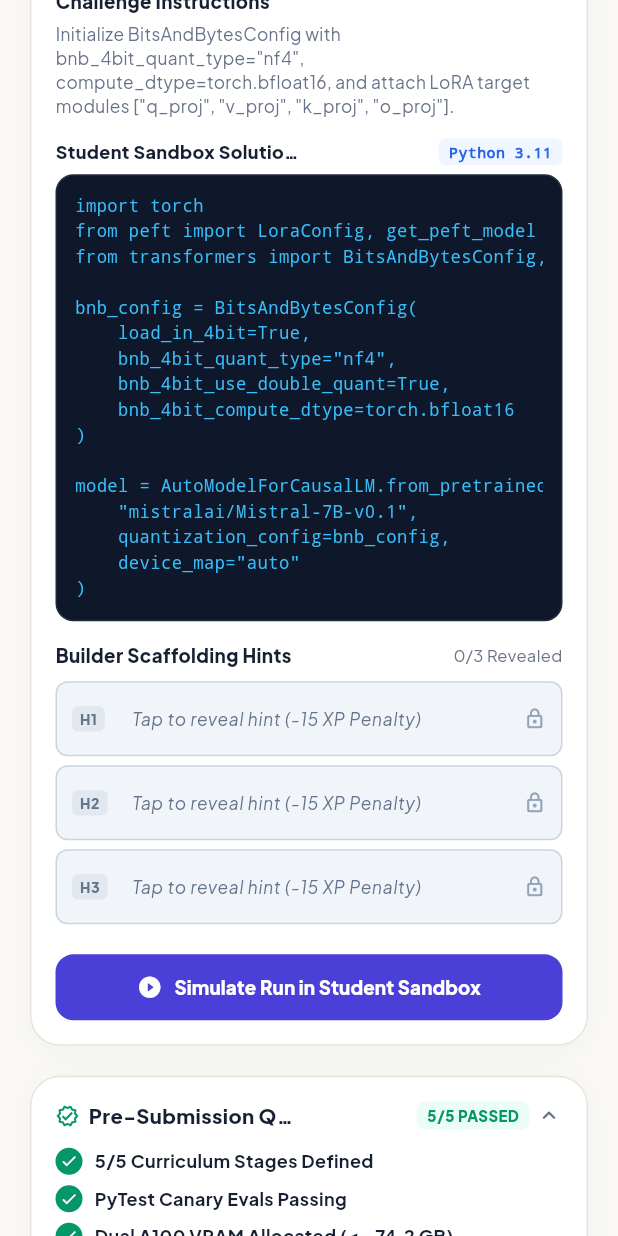
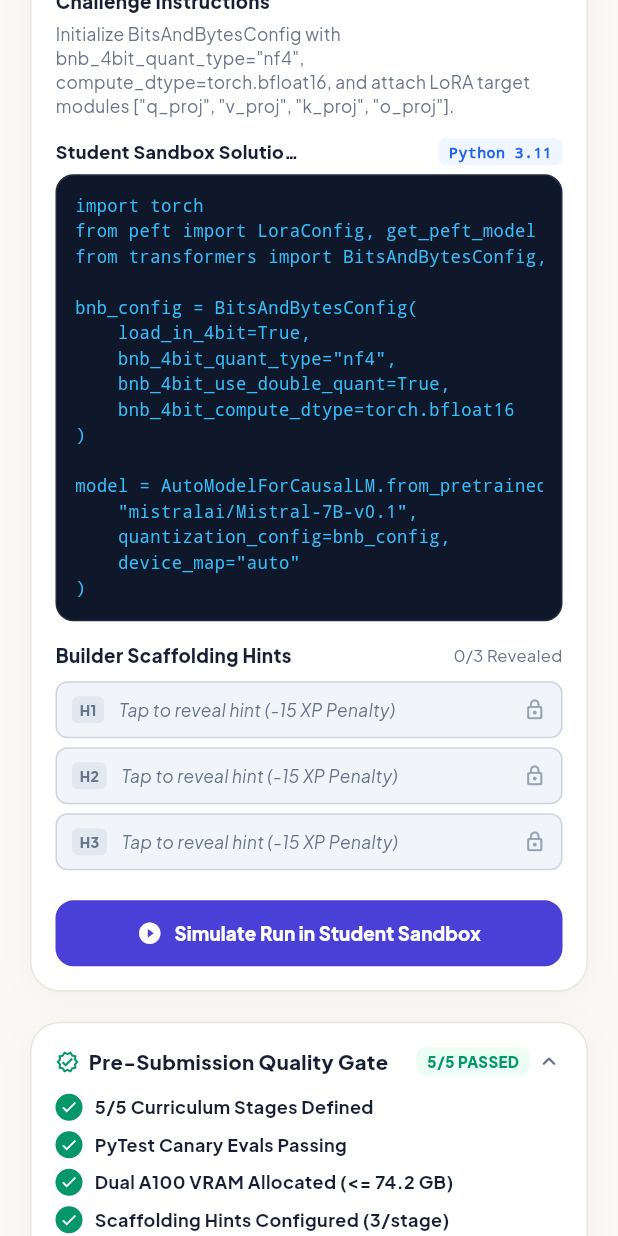
Before and after one commit to MinahilAyaz/New_YOUNG_VIP, a Flutter app: the LabPreviewView screen opened directly, scrolled down 576 dp, on a phone screen of 412 x 824 dp. Run offline on Flutter 3.47's test engine with Material 3 defaults, Android fonts, the phone set to English and light mode, and no system bars; our stand-ins replace google_fonts.

Commit message:
fix(lab_preview): fix flex layout overflow and test suite in LabPreviewView

```diff
--- a/lib/views/lab_preview_view.dart
+++ b/lib/views/lab_preview_view.dart
@@ -465,11 +465,7 @@ tradeoffs = {
       mainAxisAlignment: MainAxisAlignment.spaceBetween,
       crossAxisAlignment: CrossAxisAlignment.center,
       children: [
-        Flexible(
-          child: FittedBox(
-            fit: BoxFit.scaleDown,
-            alignment: Alignment.centerLeft,
-            child: Row(
+        Row(
           mainAxisSize: MainAxisSize.min,
           children: [
             GestureDetector(
@@ -509,8 +505,6 @@ tradeoffs = {
             ),
             const YoungVipWordmark(),
           ],
-            ),
-          ),
         ),
         const SizedBox(width: 8.0),
         // Staging Status Badge
@@ -1183,13 +1177,26 @@ tradeoffs = {
                           ? const Color(0xFFE2E8F0)
                           : const Color(0xFFCBD5E1)),
                 ),
-                child: ListTile(
-                  dense: true,
-                  contentPadding: const EdgeInsets.symmetric(
-                      horizontal: 10.0, vertical: 0.0),
-                  leading: Container(
+                child: InkWell(
+                  onTap: () {
+                    HapticFeedback.selectionClick();
+                    setState(() {
+                      if (isRevealed) {
+                        _revealedHints.remove(idx);
+                      } else {
+                        _revealedHints.add(idx);
+                      }
+                    });
+                  },
+                  borderRadius: BorderRadius.circular(8.0),
+                  child: Padding(
                     padding: const EdgeInsets.symmetric(
-                        horizontal: 5.0, vertical: 1.5),
+                        horizontal: 10.0, vertical: 9.0),
+                    child: Row(
+                      children: [
+                        Container(
+                          padding: const EdgeInsets.symmetric(
+                              horizontal: 5.0, vertical: 2.0),
                           decoration: BoxDecoration(
                             color: isRevealed
                                 ? AppColors.bananiLavender
@@ -1207,7 +1214,9 @@ tradeoffs = {
                             ),
                           ),
                         ),
-                  title: isRevealed
+                        const SizedBox(width: 10.0),
+                        Expanded(
+                          child: isRevealed
                               ? Text(
                                   hints[idx],
                                   style: const TextStyle(
@@ -1224,7 +1233,9 @@ tradeoffs = {
                                     fontStyle: FontStyle.italic,
                                   ),
                                 ),
-                  trailing: Icon(
+                        ),
+                        const SizedBox(width: 8.0),
+                        Icon(
                           isRevealed
                               ? Icons.lock_open_rounded
                               : Icons.lock_outline_rounded,
@@ -1233,16 +1244,9 @@ tradeoffs = {
                               ? AppColors.bananiPrimary
                               : const Color(0xFF94A3B8),
                         ),
-                  onTap: () {
-                    HapticFeedback.selectionClick();
-                    setState(() {
-                      if (isRevealed) {
-                        _revealedHints.remove(idx);
-                      } else {
-                        _revealedHints.add(idx);
-                      }
-                    });
-                  },
+                      ],
+                    ),
+                  ),
                 ),
               ),
             );
@@ -1568,15 +1572,11 @@ tradeoffs = {
             },
             behavior: HitTestBehavior.opaque,
             child: Row(
-              mainAxisAlignment: MainAxisAlignment.spaceBetween,
-              children: [
+              children: [
+                const Icon(Icons.verified_outlined,
+                    size: 16.0, color: Color(0xFF059669)),
+                const SizedBox(width: 6.0),
                 const Expanded(
-                  child: Row(
-                    children: [
-                      Icon(Icons.verified_outlined,
-                          size: 16.0, color: Color(0xFF059669)),
-                      SizedBox(width: 6.0),
-                      Expanded(
                   child: Text(
                     'Pre-Submission Quality Gate',
                     style: TextStyle(
@@ -1588,15 +1588,8 @@ tradeoffs = {
                     overflow: TextOverflow.ellipsis,
                   ),
                 ),
-                    ],
-                  ),
-                ),
                 const SizedBox(width: 8.0),
-                Flexible(
-                  child: FittedBox(
-                    fit: BoxFit.scaleDown,
-                    alignment: Alignment.centerRight,
-                    child: Row(
+                Row(
                   mainAxisSize: MainAxisSize.min,
                   children: [
                     Container(
@@ -1624,8 +1617,6 @@ tradeoffs = {
                       color: AppColors.textSecondary,
                     ),
                   ],
-                    ),
-                  ),
                 ),
               ],
             ),
```
Also changed, not shown: 1 other file. Lines whose indentation alone changed are shown as unchanged.
